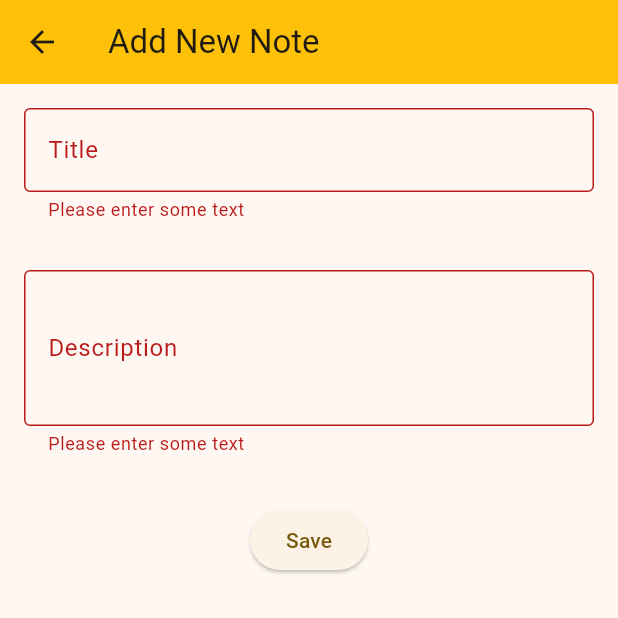
After one commit to Dyadee/notesave, a Flutter app: the AddNoteScreen screen opened by its route, after a tap on "Save", on a phone screen of 412 x 824 dp, the top half of it. The commit adds this screen. Run offline on Flutter 3.47's test engine with Material 3 defaults, Android fonts, the phone set to English and light mode, and no system bars; our stand-ins replace freezed_annotation; network calls fail.

Commit message:
added functionality to edit note in EditNoteScreen

```diff
--- a/lib/screens/edit_note_screen.dart
+++ b/lib/screens/edit_note_screen.dart
@@ -1,5 +1,6 @@
 import 'package:flutter/material.dart';
 import 'package:notesave/models/note.dart';
+import 'package:notesave/widgets/note_form.dart';
 
 class EditNoteScreen extends StatefulWidget {
   const EditNoteScreen({super.key});
@@ -13,15 +14,17 @@ class EditNoteScreen extends StatefulWidget {
 class _EditNoteScreenState extends State<EditNoteScreen> {
   @override
   Widget build(BuildContext context) {
-    final args = ModalRoute.of(context)!.settings.arguments as Note;
-    print(args.id);
+    final note = ModalRoute.of(context)!.settings.arguments as Note;
+
     return Scaffold(
       appBar: AppBar(
         backgroundColor: Colors.amber,
         title: const Text('Edit Note'),
       ),
-      body: const Center(
-        child: Text('Edit Note'),
+      body: Center(
+        child: NoteForm(
+          note: note,
+        ),
       ),
     );
   }
--- /dev/null
+++ b/lib/widgets/note_form.dart
@@ -0,0 +1,100 @@
+import 'package:flutter/material.dart';
+import 'package:notesave/models/note.dart';
+import 'package:notesave/service/notes_service.dart';
+
+class NoteForm extends StatefulWidget {
+  final Note? note;
+  const NoteForm({super.key, this.note});
+
+  @override
+  NoteFormState createState() {
+    return NoteFormState();
+  }
+}
+
+class NoteFormState extends State<NoteForm> {
+  final _formKey = GlobalKey<FormState>();
+  TextEditingController noteTitle = TextEditingController();
+  TextEditingController noteDescription = TextEditingController();
+
+  @override
+  void initState() {
+    super.initState();
+    if (widget.note != null) {
+      noteTitle.text = widget.note!.title!;
+      noteDescription.text = widget.note!.description!;
+    }
+  }
+
+  @override
+  Widget build(BuildContext context) {
+    return Form(
+      key: _formKey,
+      child: Column(
+        crossAxisAlignment: CrossAxisAlignment.center,
+        children: [
+          Padding(
+            padding: const EdgeInsets.all(16.0),
+            child: TextFormField(
+              controller: noteTitle,
+              decoration: const InputDecoration(
+                labelText: 'Title',
+                border: OutlineInputBorder(),
+              ),
+              validator: (value) {
+                if (value == null || value.isEmpty) {
+                  return 'Please enter some text';
+                }
+                return null;
+              },
+            ),
+          ),
+          Padding(
+            padding: const EdgeInsets.all(16.0),
+            child: TextFormField(
+              controller: noteDescription,
+              maxLines: 3,
+              decoration: const InputDecoration(
+                labelText: 'Description',
+                border: OutlineInputBorder(),
+              ),
+              validator: (value) {
+                if (value == null || value.isEmpty) {
+                  return 'Please enter some text';
+                }
+                return null;
+              },
+            ),
+          ),
+          Padding(
+            padding: const EdgeInsets.symmetric(vertical: 16),
+            child: ElevatedButton(
+              onPressed: () async {
+                if (_formKey.currentState!.validate()) {
+                  final noteService = NotesService();
+                  if (widget.note != null) {
+                    Note newNote = Note(
+                        title: noteTitle.text,
+                        description: noteDescription.text,
+                        id: widget.note!.id!);
+                    await noteService.patchNote(newNote).then((apiresponse) =>
+                        Navigator.pushReplacementNamed(context, '/',
+                            arguments: apiresponse));
+                  } else {
+                    Note note = Note(
+                        title: noteTitle.text,
+                        description: noteDescription.text);
+                    await noteService.postNote(note).then((apiresponse) =>
+                        Navigator.pushReplacementNamed(context, '/',
+                            arguments: apiresponse));
+                  }
+                }
+              },
+              child: const Text('Save'),
+            ),
+          ),
+        ],
+      ),
+    );
+  }
+}
```
Also changed, not shown: lib/screens/add_note_screen.dart (+2 -83 lines).
